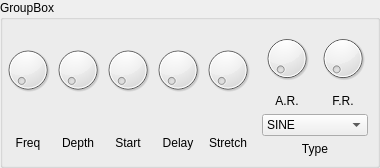
The window that src/NewUI/LFOBox.ui (saidinesh5/ZynAddSubFX) describes before a commit, drawn with Qt 5.
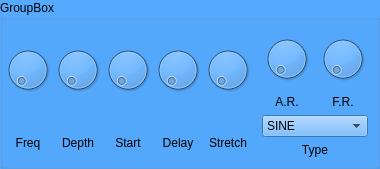
The same window after the commit. Custom widgets are drawn as their Qt base class.

Commit message: Upping the design of voicelist. Added some colors as well

Patch:
```diff
--- a/src/NewUI/LFOBox.ui
+++ b/src/NewUI/LFOBox.ui
@@ -7,9 +7,424 @@
     <x>0</x>
     <y>0</y>
     <width>372</width>
-    <height>168</height>
+    <height>169</height>
    </rect>
   </property>
+  <property name="palette">
+   <palette>
+    <active>
+     <colorrole role="WindowText">
+      <brush brushstyle="SolidPattern">
+       <color alpha="255">
+        <red>0</red>
+        <green>0</green>
+        <blue>0</blue>
+       </color>
+      </brush>
+     </colorrole>
+     <colorrole role="Button">
+      <brush brushstyle="SolidPattern">
+       <color alpha="255">
+        <red>85</red>
+        <green>170</green>
+        <blue>255</blue>
+       </color>
+      </brush>
+     </colorrole>
+     <colorrole role="Light">
+      <brush brushstyle="SolidPattern">
+       <color alpha="255">
+        <red>213</red>
+        <green>234</green>
+        <blue>255</blue>
+       </color>
+      </brush>
+     </colorrole>
+     <colorrole role="Midlight">
+      <brush brushstyle="SolidPattern">
+       <color alpha="255">
+        <red>149</red>
+        <green>202</green>
+        <blue>255</blue>
+       </color>
+      </brush>
+     </colorrole>
+     <colorrole role="Dark">
+      <brush brushstyle="SolidPattern">
+       <color alpha="255">
+        <red>42</red>
+        <green>85</green>
+        <blue>127</blue>
+       </color>
+      </brush>
+     </colorrole>
+     <colorrole role="Mid">
+      <brush brushstyle="SolidPattern">
+       <color alpha="255">
+        <red>56</red>
+        <green>113</green>
+        <blue>170</blue>
+       </color>
+      </brush>
+     </colorrole>
+     <colorrole role="Text">
+      <brush brushstyle="SolidPattern">
+       <color alpha="255">
+        <red>0</red>
+        <green>0</green>
+        <blue>0</blue>
+       </color>
+      </brush>
+     </colorrole>
+     <colorrole role="BrightText">
+      <brush brushstyle="SolidPattern">
+       <color alpha="255">
+        <red>255</red>
+        <green>255</green>
+        <blue>255</blue>
+       </color>
+      </brush>
+     </colorrole>
+     <colorrole role="ButtonText">
+      <brush brushstyle="SolidPattern">
+       <color alpha="255">
+        <red>0</red>
+        <green>0</green>
+        <blue>0</blue>
+       </color>
+      </brush>
+     </colorrole>
+     <colorrole role="Base">
+      <brush brushstyle="SolidPattern">
+       <color alpha="255">
+        <red>255</red>
+        <green>255</green>
+        <blue>255</blue>
+       </color>
+      </brush>
+     </colorrole>
+     <colorrole role="Window">
+      <brush brushstyle="SolidPattern">
+       <color alpha="255">
+        <red>85</red>
+        <green>170</green>
+        <blue>255</blue>
+       </color>
+      </brush>
+     </colorrole>
+     <colorrole role="Shadow">
+      <brush brushstyle="SolidPattern">
+       <color alpha="255">
+        <red>0</red>
+        <green>0</green>
+        <blue>0</blue>
+       </color>
+      </brush>
+     </colorrole>
+     <colorrole role="AlternateBase">
+      <brush brushstyle="SolidPattern">
+       <color alpha="255">
+        <red>170</red>
+        <green>212</green>
+        <blue>255</blue>
+       </color>
+      </brush>
+     </colorrole>
+     <colorrole role="ToolTipBase">
+      <brush brushstyle="SolidPattern">
+       <color alpha="255">
+        <red>255</red>
+        <green>255</green>
+        <blue>220</blue>
+       </color>
+      </brush>
+     </colorrole>
+     <colorrole role="ToolTipText">
+      <brush brushstyle="SolidPattern">
+       <color alpha="255">
+        <red>0</red>
+        <green>0</green>
+        <blue>0</blue>
+       </color>
+      </brush>
+     </colorrole>
+    </active>
+    <inactive>
+     <colorrole role="WindowText">
+      <brush brushstyle="SolidPattern">
+       <color alpha="255">
+        <red>0</red>
+        <green>0</green>
+        <blue>0</blue>
+       </color>
+      </brush>
+     </colorrole>
+     <colorrole role="Button">
+      <brush brushstyle="SolidPattern">
+       <color alpha="255">
+        <red>85</red>
+        <green>170</green>
+        <blue>255</blue>
+       </color>
+      </brush>
+     </colorrole>
+     <colorrole role="Light">
+      <brush brushstyle="SolidPattern">
+       <color alpha="255">
+        <red>213</red>
+        <green>234</green>
+        <blue>255</blue>
+       </color>
+      </brush>
+     </colorrole>
+     <colorrole role="Midlight">
+      <brush brushstyle="SolidPattern">
+       <color alpha="255">
+        <red>149</red>
+        <green>202</green>
+        <blue>255</blue>
+       </color>
+      </brush>
+     </colorrole>
+     <colorrole role="Dark">
+      <brush brushstyle="SolidPattern">
+       <color alpha="255">
+        <red>42</red>
+        <green>85</green>
+        <blue>127</blue>
+       </color>
+      </brush>
+     </colorrole>
+     <colorrole role="Mid">
+      <brush brushstyle="SolidPattern">
+       <color alpha="255">
+        <red>56</red>
+        <green>113</green>
+        <blue>170</blue>
+       </color>
+      </brush>
+     </colorrole>
+     <colorrole role="Text">
+      <brush brushstyle="SolidPattern">
+       <color alpha="255">
+        <red>0</red>
+        <green>0</green>
+        <blue>0</blue>
+       </color>
+      </brush>
+     </colorrole>
+     <colorrole role="BrightText">
+      <brush brushstyle="SolidPattern">
+       <color alpha="255">
+        <red>255</red>
+        <green>255</green>
+        <blue>255</blue>
+       </color>
+      </brush>
+     </colorrole>
+     <colorrole role="ButtonText">
+      <brush brushstyle="SolidPattern">
+       <color alpha="255">
+        <red>0</red>
+        <green>0</green>
+        <blue>0</blue>
+       </color>
+      </brush>
+     </colorrole>
+     <colorrole role="Base">
+      <brush brushstyle="SolidPattern">
+       <color alpha="255">
+        <red>255</red>
+        <green>255</green>
+        <blue>255</blue>
+       </color>
+      </brush>
+     </colorrole>
+     <colorrole role="Window">
+      <brush brushstyle="SolidPattern">
+       <color alpha="255">
+        <red>85</red>
+        <green>170</green>
+        <blue>255</blue>
+       </color>
+      </brush>
+     </colorrole>
+     <colorrole role="Shadow">
+      <brush brushstyle="SolidPattern">
+       <color alpha="255">
+        <red>0</red>
+        <green>0</green>
+        <blue>0</blue>
+       </color>
+      </brush>
+     </colorrole>
+     <colorrole role="AlternateBase">
+      <brush brushstyle="SolidPattern">
+       <color alpha="255">
+        <red>170</red>
+        <green>212</green>
+        <blue>255</blue>
+       </color>
+      </brush>
+     </colorrole>
+     <colorrole role="ToolTipBase">
+      <brush brushstyle="SolidPattern">
+       <color alpha="255">
+        <red>255</red>
+        <green>255</green>
+        <blue>220</blue>
+       </color>
+      </brush>
+     </colorrole>
+     <colorrole role="ToolTipText">
+      <brush brushstyle="SolidPattern">
+       <color alpha="255">
+        <red>0</red>
+        <green>0</green>
+        <blue>0</blue>
+       </color>
+      </brush>
+     </colorrole>
+    </inactive>
+    <disabled>
+     <colorrole role="WindowText">
+      <brush brushstyle="SolidPattern">
+       <color alpha="255">
+        <red>42</red>
+        <green>85</green>
+        <blue>127</blue>
+       </color>
+      </brush>
+     </colorrole>
+     <colorrole role="Button">
+      <brush brushstyle="SolidPattern">
+       <color alpha="255">
+        <red>85</red>
+        <green>170</green>
+        <blue>255</blue>
+       </color>
+      </brush>
+     </colorrole>
+     <colorrole role="Light">
+      <brush brushstyle="SolidPattern">
+       <color alpha="255">
+        <red>213</red>
+        <green>234</green>
+        <blue>255</blue>
+       </color>
+      </brush>
+     </colorrole>
+     <colorrole role="Midlight">
+      <brush brushstyle="SolidPattern">
+       <color alpha="255">
+        <red>149</red>
+        <green>202</green>
+        <blue>255</blue>
+       </color>
+      </brush>
+     </colorrole>
+     <colorrole role="Dark">
+      <brush brushstyle="SolidPattern">
+       <color alpha="255">
+        <red>42</red>
+        <green>85</green>
+        <blue>127</blue>
+       </color>
+      </brush>
+     </colorrole>
+     <colorrole role="Mid">
+      <brush brushstyle="SolidPattern">
+       <color alpha="255">
+        <red>56</red>
+        <green>113</green>
+        <blue>170</blue>
+       </color>
+      </brush>
+     </colorrole>
+     <colorrole role="Text">
+      <brush brushstyle="SolidPattern">
+       <color alpha="255">
+        <red>42</red>
+        <green>85</green>
+        <blue>127</blue>
+       </color>
+      </brush>
+     </colorrole>
+     <colorrole role="BrightText">
+      <brush brushstyle="SolidPattern">
+       <color alpha="255">
+        <red>255</red>
+        <green>255</green>
+        <blue>255</blue>
+       </color>
+      </brush>
+     </colorrole>
+     <colorrole role="ButtonText">
+      <brush brushstyle="SolidPattern">
+       <color alpha="255">
+        <red>42</red>
+        <green>85</green>
+        <blue>127</blue>
+       </color>
+      </brush>
+     </colorrole>
+     <colorrole role="Base">
+      <brush brushstyle="SolidPattern">
+       <color alpha="255">
+        <red>85</red>
+        <green>170</green>
+        <blue>255</blue>
+       </color>
+      </brush>
+     </colorrole>
+     <colorrole role="Window">
+      <brush brushstyle="SolidPattern">
+       <color alpha="255">
+        <red>85</red>
+        <green>170</green>
+        <blue>255</blue>
+       </color>
+      </brush>
+     </colorrole>
+     <colorrole role="Shadow">
+      <brush brushstyle="SolidPattern">
+       <color alpha="255">
+        <red>0</red>
+        <green>0</green>
+        <blue>0</blue>
+       </color>
+      </brush>
+     </colorrole>
+     <colorrole role="AlternateBase">
+      <brush brushstyle="SolidPattern">
+       <color alpha="255">
+        <red>85</red>
+        <green>170</green>
+        <blue>255</blue>
+       </color>
+      </brush>
+     </colorrole>
+     <colorrole role="ToolTipBase">
+      <brush brushstyle="SolidPattern">
+       <color alpha="255">
+        <red>255</red>
+        <green>255</green>
+        <blue>220</blue>
+       </color>
+      </brush>
+     </colorrole>
+     <colorrole role="ToolTipText">
+      <brush brushstyle="SolidPattern">
+       <color alpha="255">
+        <red>0</red>
+        <green>0</green>
+        <blue>0</blue>
+       </color>
+      </brush>
+     </colorrole>
+    </disabled>
+   </palette>
+  </property>
   <property name="windowTitle">
    <string>GroupBox</string>
   </property>
@@ -24,44 +439,16 @@
     <number>0</number>
    </property>
    <item row="0" column="0">
-    <widget class="Dial" name="freq">
-     <property name="sizePolicy">
-      <sizepolicy hsizetype="Preferred" vsizetype="Preferred">
-       <horstretch>0</horstretch>
-       <verstretch>0</verstretch>
-      </sizepolicy>
-     </property>
-    </widget>
+    <widget class="Dial" name="freq"/>
    </item>
    <item row="0" column="1">
-    <widget class="Dial" name="intensity">
-     <property name="sizePolicy">
-      <sizepolicy hsizetype="Preferred" vsizetype="Preferred">
-       <horstretch>0</horstretch>
-       <verstretch>0</verstretch>
-      </sizepolicy>
-     </property>
-    </widget>
+    <widget class="Dial" name="intensity"/>
    </item>
    <item row="0" column="2">
-    <widget class="Dial" name="start">
-     <property name="sizePolicy">
-      <sizepolicy hsizetype="Preferred" vsizetype="Preferred">
-       <horstretch>0</horstretch>
-       <verstretch>0</verstretch>
-      </sizepolicy>
-     </property>
-    </widget>
+    <widget class="Dial" name="start"/>
    </item>
    <item row="0" column="3">
-    <widget class="Dial" name="delay">
-     <property name="sizePolicy">
-      <sizepolicy hsizetype="Preferred" vsizetype="Preferred">
-       <horstretch>0</horstretch>
-       <verstretch>0</verstretch>
-      </sizepolicy>
-     </property>
-    </widget>
+    <widget class="Dial" name="delay"/>
    </item>
    <item row="1" column="0">
     <widget class="QLabel" name="label_31">
@@ -114,27 +501,13 @@
     </widget>
    </item>
    <item row="0" column="5">
-    <widget class="Dial" name="stretch">
-     <property name="sizePolicy">
-      <sizepolicy hsizetype="Preferred" vsizetype="Preferred">
-       <horstretch>0</horstretch>
-       <verstretch>0</verstretch>
-      </sizepolicy>
-     </property>
-    </widget>
+    <widget class="Dial" name="stretch"/>
    </item>
    <item row="0" column="6" rowspan="2">
     <widget class="QWidget" name="widget" native="true">
      <layout class="QGridLayout" name="gridLayout_2">
       <item row="0" column="0">
-       <widget class="Dial" name="ar">
-        <property name="sizePolicy">
-         <sizepolicy hsizetype="Preferred" vsizetype="Preferred">
-          <horstretch>0</horstretch>
-          <verstretch>0</verstretch>
-         </sizepolicy>
-        </property>
-       </widget>
+       <widget class="Dial" name="ar"/>
       </item>
       <item row="3" column="0" colspan="2">
        <widget class="QLabel" name="label">
@@ -186,14 +559,7 @@
        </widget>
       </item>
       <item row="0" column="1">
-       <widget class="Dial" name="fr">
-        <property name="sizePolicy">
-         <sizepolicy hsizetype="Preferred" vsizetype="Preferred">
-          <horstretch>0</horstretch>
-          <verstretch>0</verstretch>
-         </sizepolicy>
-        </property>
-       </widget>
+       <widget class="Dial" name="fr"/>
       </item>
       <item row="1" column="1">
        <widget class="QLabel" name="label_3">
```
The commit also changes 2 other files.
